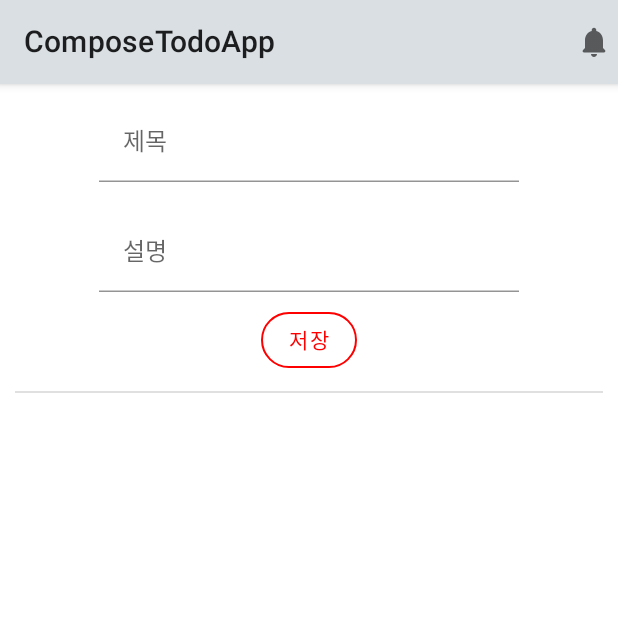
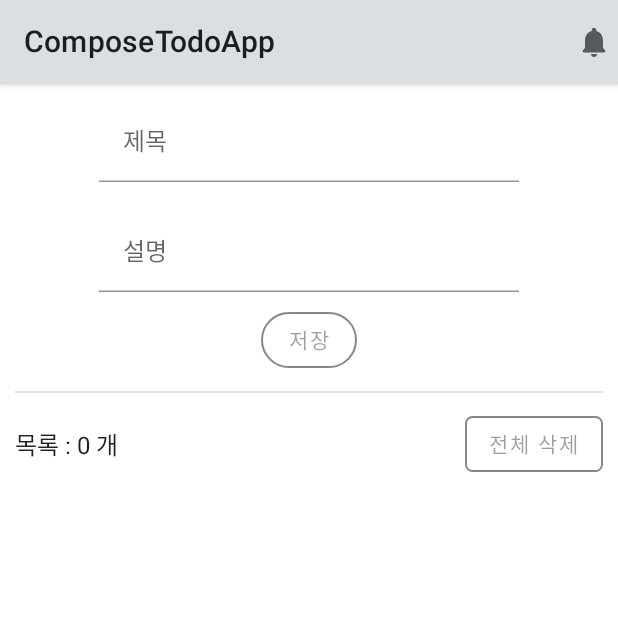
Before and after one commit to narvis2/ComposeTodoApp, an Android app built with Jetpack Compose: the screen it shows after launch (MainActivity), on a phone screen of 412 x 824 dp, the top half of it. Run offline under Robolectric (Android 15) with nearby library versions, the phone set to English and light mode, and no system bars; our stand-ins replace Dagger/Hilt's generated code, Room's generated code.

Commit message:
전체 삭제 및 전체 목록 개수 기능 추가
## 🍎 전체 삭제 및 전체 목록 개수 기능 추가
### 🚩 1. 전체 삭제 기능 추가
- 목록 개수가 0개일 때는 전체 삭제 버튼이 활성화되지 않음.
- 전체 삭제 버튼 클릭 시 `Room` 에 저장된 모든 데이터 삭제

### 🚩2. 전체 목록 개수 기능 추가
- 실시간 목록 개수를 보여주는 기능 추가

```diff
--- a/app/src/main/java/com/example/composetodoapp/presentation/components/NoteComponents.kt
+++ b/app/src/main/java/com/example/composetodoapp/presentation/components/NoteComponents.kt
@@ -2,9 +2,7 @@ package com.example.composetodoapp.presentation.components
 
 import androidx.compose.foundation.BorderStroke
 import androidx.compose.foundation.clickable
-import androidx.compose.foundation.layout.Column
-import androidx.compose.foundation.layout.fillMaxWidth
-import androidx.compose.foundation.layout.padding
+import androidx.compose.foundation.layout.*
 import androidx.compose.foundation.shape.RoundedCornerShape
 import androidx.compose.foundation.text.KeyboardActions
 import androidx.compose.foundation.text.KeyboardOptions
@@ -49,15 +47,12 @@ fun NoteInputText(
 
 @Composable
 fun NoteButton(
-    modifier: Modifier = Modifier,
-    text: String,
-    enabled: Boolean = true,
-    onClick: () -> Unit
+    modifier: Modifier = Modifier, text: String, enabled: Boolean = true, onClick: () -> Unit
 ) {
     OutlinedButton(
         onClick = onClick,
         shape = RoundedCornerShape(50),
-        border = BorderStroke(1.dp, Color.Red),
+        border = BorderStroke(1.dp, if (enabled) Color.Red else Color.Gray),
         enabled = enabled,
         modifier = modifier,
         colors = ButtonDefaults.outlinedButtonColors(contentColor = Color.Red)
@@ -67,10 +62,33 @@ fun NoteButton(
 }
 
 @Composable
+fun DeleteView(
+    modifier: Modifier = Modifier,
+    text: String,
+    enabled: Boolean = true,
+    onClick: () -> Unit
+) {
+
+        OutlinedButton(
+            onClick = onClick,
+            shape = RoundedCornerShape(
+                topStart = 5.dp,
+                topEnd = 5.dp,
+                bottomStart = 5.dp,
+                bottomEnd = 5.dp
+            ),
+            border = BorderStroke(1.dp, if (enabled) Color.Blue else Color.Gray),
+            enabled = enabled,
+            modifier = modifier,
+            colors = ButtonDefaults.outlinedButtonColors(contentColor = Color.Blue),
+        ) {
+            Text(text = text)
+        }
+}
+
+@Composable
 fun NoteRow(
-    modifier: Modifier = Modifier,
-    note: Note,
-    onNoteClicked: (Note) -> Unit
+    modifier: Modifier = Modifier, note: Note, onNoteClicked: (Note) -> Unit
 ) {
     Surface(
         modifier
--- a/app/src/main/java/com/example/composetodoapp/presentation/screen/NoteScreen.kt
+++ b/app/src/main/java/com/example/composetodoapp/presentation/screen/NoteScreen.kt
@@ -1,8 +1,6 @@
 package com.example.composetodoapp.presentation.screen
 
-import androidx.compose.foundation.layout.Column
-import androidx.compose.foundation.layout.fillMaxWidth
-import androidx.compose.foundation.layout.padding
+import androidx.compose.foundation.layout.*
 import androidx.compose.foundation.lazy.LazyColumn
 import androidx.compose.foundation.lazy.items
 import androidx.compose.material.*
@@ -21,10 +19,7 @@ import androidx.compose.ui.tooling.preview.Preview
 import androidx.compose.ui.unit.dp
 import com.example.composetodoapp.R
 import com.example.composetodoapp.domain.model.Note
-import com.example.composetodoapp.presentation.components.CustomDialog
-import com.example.composetodoapp.presentation.components.NoteButton
-import com.example.composetodoapp.presentation.components.NoteInputText
-import com.example.composetodoapp.presentation.components.NoteRow
+import com.example.composetodoapp.presentation.components.*
 import kotlinx.coroutines.CoroutineScope
 import kotlinx.coroutines.launch
 
@@ -34,6 +29,7 @@ fun NoteScreen(
     notes: List<Note>,
     onAddNote: (Note) -> Unit,
     onRemoveNote: (Note) -> Unit,
+    onRemoveAll: () -> Unit,
     coroutineScope: CoroutineScope
 ) {
     val title = remember {
@@ -44,6 +40,10 @@ fun NoteScreen(
     }
     val showDialog = remember {
         mutableStateOf<Pair<Boolean, Note?>>(false to null)
+    }
+
+    val showAllRemoveDialog = remember {
+        mutableStateOf(false)
     }
 
     val scaffoldState = rememberScaffoldState()
@@ -61,6 +61,20 @@ fun NoteScreen(
                         scaffoldState.snackbarHostState.showSnackbar("${note.title}를 삭제하였습니다.")
                     }
                 })
+        }
+    }
+
+    if (showAllRemoveDialog.value) {
+        CustomDialog(
+            value = stringResource(id = R.string.dialog_all_remove_title),
+            setShowDialog = {
+                showAllRemoveDialog.value = it
+            }) {
+            onRemoveAll()
+            showAllRemoveDialog.value = false
+            coroutineScope.launch {
+                scaffoldState.snackbarHostState.showSnackbar("전체 메모를 삭제하였습니다.")
+            }
         }
     }
 
@@ -112,7 +126,7 @@ fun NoteScreen(
                 keyboardContainer = keyboardContainer
             )
 
-            NoteButton(text = "저장") {
+            NoteButton(text = "저장", enabled = title.value.isNotEmpty() && description.value.isNotEmpty()) {
                 if (title.value.isNotEmpty() && description.value.isNotEmpty()) {
                     onAddNote(Note(title = title.value, description = description.value))
                     coroutineScope.launch {
@@ -125,7 +139,22 @@ fun NoteScreen(
             }
 
             // 구분선
-            Divider(modifier = Modifier.padding(10.dp))
+            Divider(modifier = Modifier.padding(top = 10.dp, start = 10.dp, end = 10.dp))
+
+            Row(
+                modifier = Modifier
+                    .fillMaxWidth()
+                    .wrapContentHeight()
+                    .padding(10.dp),
+                verticalAlignment = Alignment.CenterVertically,
+                horizontalArrangement = Arrangement.SpaceBetween
+            ) {
+                Text(text = stringResource(id = R.string.note_cnt, notes.size), modifier = Modifier.padding(end = 10.dp))
+                DeleteView(text = "전체 삭제", enabled = notes.isNotEmpty()) {
+                    showAllRemoveDialog.value = true
+                }
+            }
+
             LazyColumn {
                 items(notes) { note ->
                     NoteRow(note = note, onNoteClicked = {
--- a/app/src/main/java/com/example/composetodoapp/presentation/ui/MainActivity.kt
+++ b/app/src/main/java/com/example/composetodoapp/presentation/ui/MainActivity.kt
@@ -54,6 +54,7 @@ fun NotesApp(noteViewModel: NoteViewModel, coroutineScope: CoroutineScope) {
         notes = noteList.value,
         onAddNote = noteViewModel::addNote,
         onRemoveNote = noteViewModel::removeNote,
+        onRemoveAll = noteViewModel::removeAllNote,
         coroutineScope
     )
 }
--- a/app/src/main/res/values/strings.xml
+++ b/app/src/main/res/values/strings.xml
@@ -1,4 +1,6 @@
 <resources>
     <string name="app_name">ComposeTodoApp</string>
-    <string name="dialog_title">%1$s를 삭제하시겠습니까?</string>
+    <string name="dialog_title">%1$s를 \n 삭제 하시겠습니까?</string>
+    <string name="dialog_all_remove_title">전체 메모를 \n 삭제 하시겠습니까?</string>
+    <string name="note_cnt">목록 : "<b>"%1$d"</b>" 개</string>
 </resources>
```
